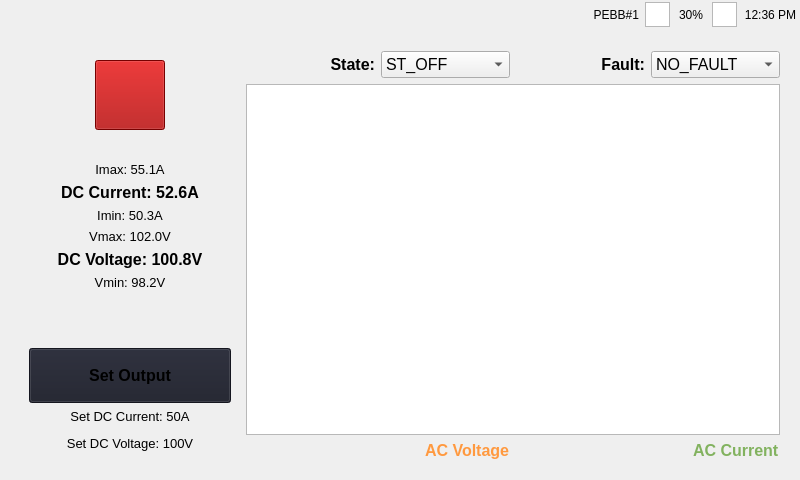
First picture: the form in mainwindow.ui, repository ChauLe19/MDE_HMI, before the edit.
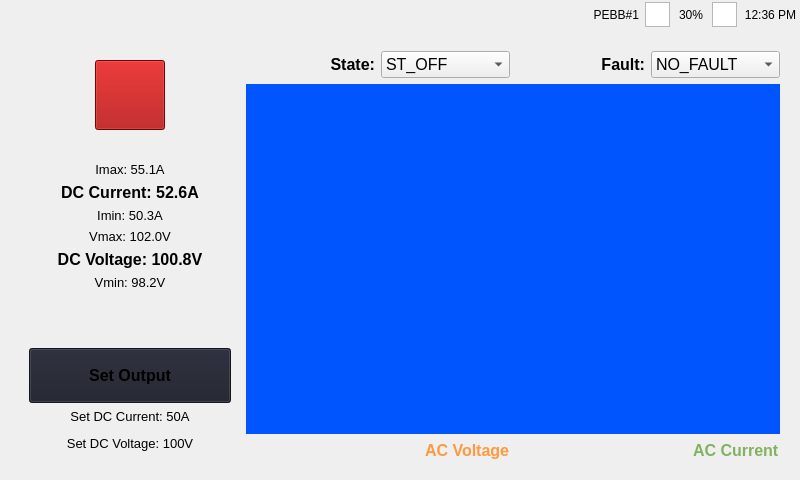
Second picture: the form after the edit. Icons and pictures are not drawn.

What changed in the file:
```diff
--- a/mainwindow.ui
+++ b/mainwindow.ui
@@ -161,6 +161,9 @@
     <item>
      <widget class="QWidget" name="verticalWidget" native="true">
       <layout class="QVBoxLayout" name="WrapperLayout">
+       <property name="spacing">
+        <number>0</number>
+       </property>
        <property name="leftMargin">
         <number>9</number>
        </property>
@@ -541,22 +544,37 @@
                 </layout>
                </item>
                <item>
-                <widget class="QGraphicsView" name="graphicsView_3">
-                 <property name="sizePolicy">
-                  <sizepolicy hsizetype="Expanding" vsizetype="Expanding">
-                   <horstretch>0</horstretch>
-                   <verstretch>0</verstretch>
-                  </sizepolicy>
-                 </property>
+                <widget class="QWidget" name="oscilloscopeLayout_2" native="true">
                  <property name="minimumSize">
                   <size>
                    <width>0</width>
-                   <height>0</height>
+                   <height>350</height>
                   </size>
                  </property>
+                 <property name="autoFillBackground">
+                  <bool>false</bool>
+                 </property>
                  <property name="styleSheet">
-                  <string notr="true">border-image: url(:/pictures/waveform.png);</string>
+                  <string notr="true">border-color: rgb(85, 170, 127);
+background-color: rgb(0, 85, 255);</string>
                  </property>
+                 <layout class="QVBoxLayout" name="oscilloscopeLayout">
+                  <property name="spacing">
+                   <number>0</number>
+                  </property>
+                  <property name="leftMargin">
+                   <number>0</number>
+                  </property>
+                  <property name="topMargin">
+                   <number>0</number>
+                  </property>
+                  <property name="rightMargin">
+                   <number>0</number>
+                  </property>
+                  <property name="bottomMargin">
+                   <number>0</number>
+                  </property>
+                 </layout>
                 </widget>
                </item>
                <item>
```
